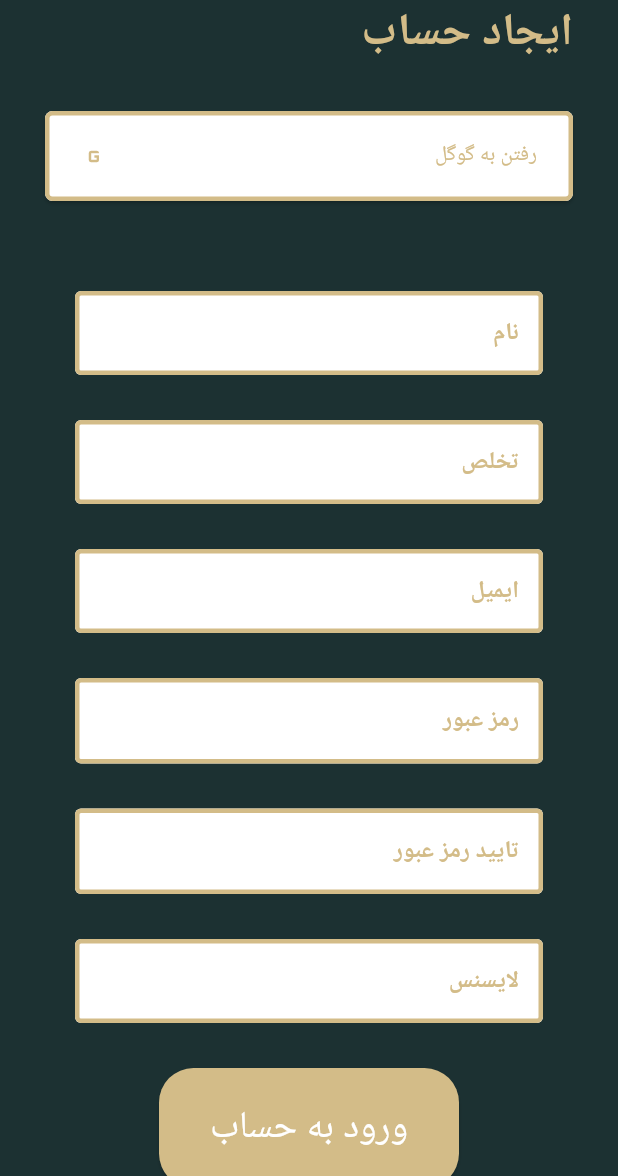
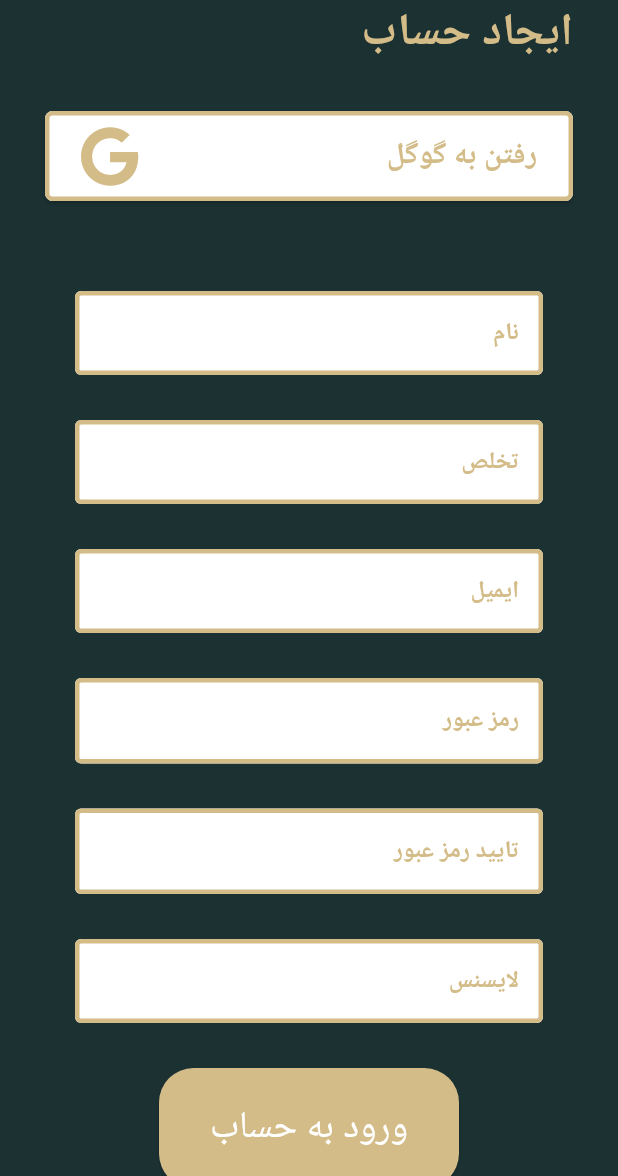
Before and after one commit to HamidSaliqa/power_tailor, a Flutter app: the SignUp screen opened directly, on a phone screen of 412 x 824 dp, the part 60-1236 px from its top. Run offline on Flutter 3.47's test engine with Material 3 defaults, Android fonts, the phone set to English and light mode, and no system bars; our stand-ins replace flutter_svg, font_awesome_flutter, get.

Commit message:
Add fontawsome package

```diff
--- a/lib/src/common_widgets/google_button.dart
+++ b/lib/src/common_widgets/google_button.dart
@@ -1,4 +1,6 @@
 import 'package:flutter/material.dart';
+import 'package:font_awesome_flutter/font_awesome_flutter.dart';
+
 
 import '../constants/colors.dart';
 googleButton() {
@@ -25,9 +27,13 @@ googleButton() {
       child: const Row(
         mainAxisAlignment: MainAxisAlignment.spaceBetween,
         children: [
-          Icon(Icons.g_mobiledata),
+         FaIcon(FontAwesomeIcons.google, size: 40),
+          Text("رفتن به گوگل",
 
-          Text("رفتن به گوگل"),
+           style: TextStyle(
+            fontSize: 20,
+            fontWeight: FontWeight.bold
+          ),),
         ],
       ),
     ),
--- a/pubspec.yaml
+++ b/pubspec.yaml
@@ -37,6 +37,7 @@ dependencies:
   cupertino_icons: ^1.0.2
   flutter_svg: ^2.0.10+1
   get: ^4.6.6
+  font_awesome_flutter: ^10.7.0
 
 dev_dependencies:
   flutter_test:
```
Also changed, not shown: pubspec.lock.
